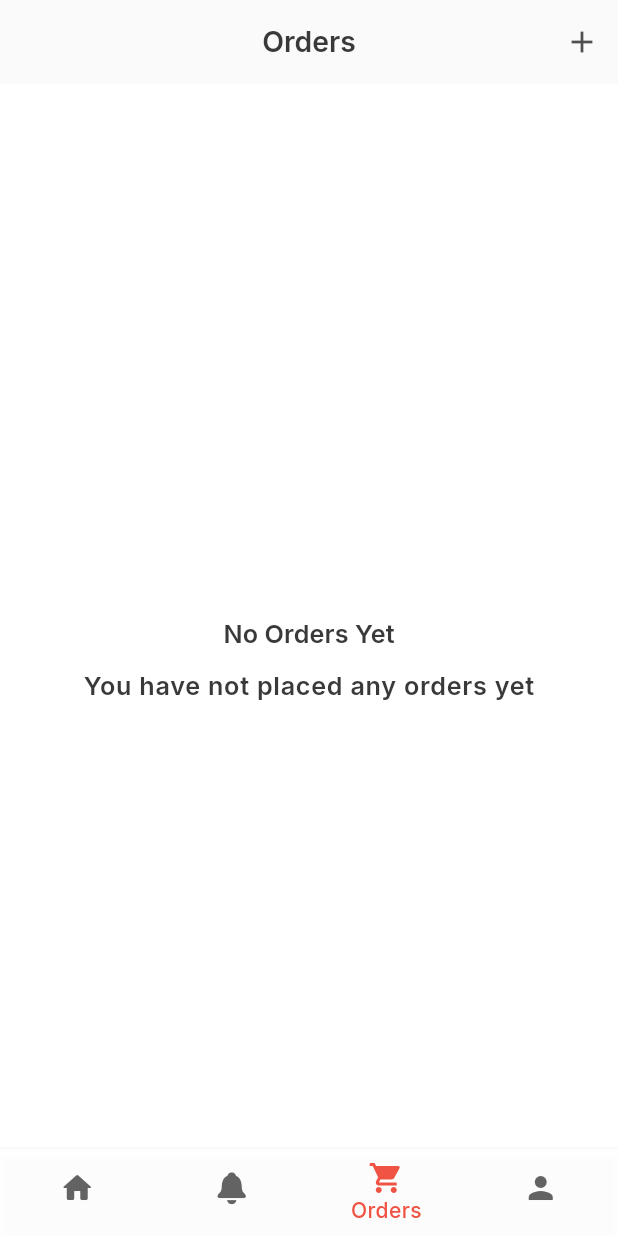
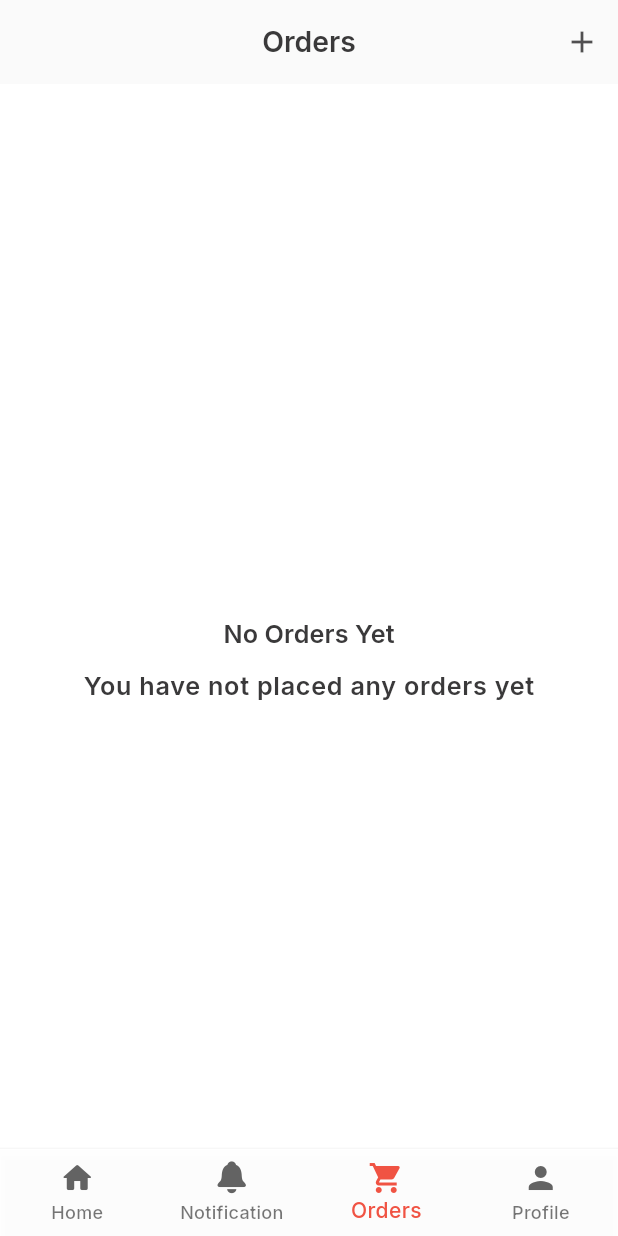
Before and after one commit to bishal-rumba007/catering-user-app, a Flutter app: the screen it shows once a user with an empty profile is signed in, item 3 of the bottom bar chosen, on a phone screen of 412 x 824 dp. Run offline on Flutter 3.47's test engine with Material 3 defaults, Android fonts, the phone set to English and light mode, and no system bars; our stand-ins replace cloud_firestore, dio, firebase_auth, firebase_core, firebase_messaging, firebase_storage and 11 more; missing offline and left inert: flutter_firebase_chat_core, khalti_flutter; accounts and stored records are empty; network calls fail; project files that could hold a hidden picture were left out.

Commit message:
Update bottom navigation bar theme in dark and light mode

```diff
--- a/lib/src/themes/theme.dart
+++ b/lib/src/themes/theme.dart
@@ -202,18 +202,13 @@ ThemeData darkMode = ThemeData(
   ),
   bottomNavigationBarTheme: BottomNavigationBarThemeData(
     backgroundColor: Colors.grey.shade900.withAlpha(500),
-    elevation: 3,
-    showUnselectedLabels: false,
+    elevation: 4,
+    showUnselectedLabels: true,
     selectedIconTheme: const IconThemeData(
       color: AppColor.primaryRed,
     ),
-    selectedLabelStyle: GoogleFonts.inter(
-      fontSize: 12.sp,
-      fontWeight: FontWeight.w600,
-      color: AppColor.primaryRed, // This is the selected label color
-    ),
     unselectedIconTheme: IconThemeData(
-      color: Colors.grey.shade700,
+      color: Colors.grey.shade500,
     ),
   ),
 );
@@ -458,7 +453,7 @@ ThemeData lightMode = ThemeData(
   bottomNavigationBarTheme: BottomNavigationBarThemeData(
     elevation: 2,
     backgroundColor: Colors.white.withAlpha(500),
-    showUnselectedLabels: false,
+    showUnselectedLabels: true,
     selectedIconTheme: const IconThemeData(
       color: AppColor.primaryRed,
     ),
```
